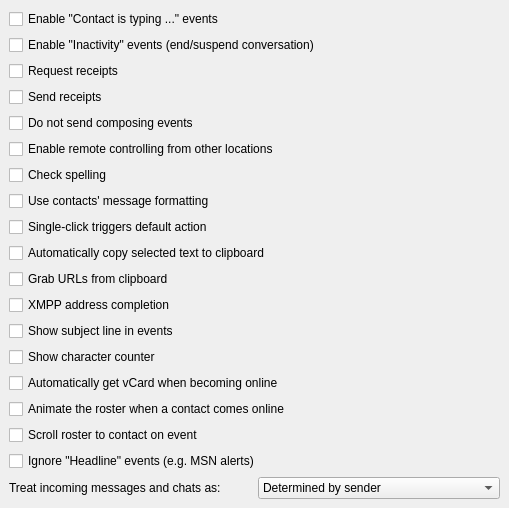
First picture: the form in src/options/opt_advanced.ui, repository psi-im/psi, before the edit.
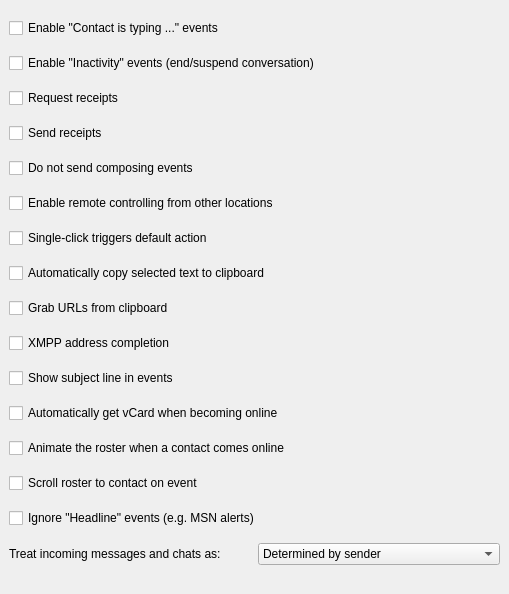
Second picture: the form after the edit.

What changed in the file:
```diff
--- a/src/options/opt_advanced.ui
+++ b/src/options/opt_advanced.ui
@@ -1,24 +1,33 @@
 <ui version="4.0" >
  <class>OptAdvanced</class>
- <widget class="QWidget" name="OptAdvanced" >
-  <property name="geometry" >
+ <widget class="QWidget" name="OptAdvanced">
+  <property name="geometry">
    <rect>
     <x>0</x>
     <y>0</y>
     <width>509</width>
-    <height>429</height>
+    <height>594</height>
    </rect>
   </property>
   <property name="windowTitle" >
    <string>OptAdvancedUI</string>
   </property>
-  <layout class="QVBoxLayout" >
-   <property name="margin" >
-    <number>9</number>
-   </property>
-   <property name="spacing" >
+  <layout class="QVBoxLayout">
+   <property name="spacing">
     <number>6</number>
    </property>
+   <property name="leftMargin">
+    <number>9</number>
+   </property>
+   <property name="topMargin">
+    <number>9</number>
+   </property>
+   <property name="rightMargin">
+    <number>9</number>
+   </property>
+   <property name="bottomMargin">
+    <number>9</number>
+   </property>
    <item>
     <widget class="QCheckBox" name="ck_messageevents" >
      <property name="text" >
@@ -65,22 +74,8 @@
     </widget>
    </item>
    <item>
-    <widget class="QCheckBox" name="ck_spell" >
-     <property name="text" >
-      <string>Check spelling</string>
-     </property>
-    </widget>
-   </item>
-   <item>
-    <widget class="QCheckBox" name="ck_contactsMessageFormatting" >
-     <property name="text" >
-      <string>Use contacts' message formatting</string>
-     </property>
-    </widget>
-   </item>
-   <item>
-    <widget class="QCheckBox" name="ck_singleclick" >
-     <property name="text" >
+    <widget class="QCheckBox" name="ck_singleclick">
+     <property name="text">
       <string>Single-click triggers default action</string>
      </property>
     </widget>
@@ -114,15 +109,8 @@
     </widget>
    </item>
    <item>
-    <widget class="QCheckBox" name="ck_showCounter" >
-     <property name="text" >
-      <string>Show character counter</string>
-     </property>
-    </widget>
-   </item>
-   <item>
-    <widget class="QCheckBox" name="ck_autoVCardOnLogin" >
-     <property name="text" >
+    <widget class="QCheckBox" name="ck_autoVCardOnLogin">
+     <property name="text">
       <string>Automatically get vCard when becoming online</string>
      </property>
     </widget>
@@ -149,13 +137,22 @@
     </widget>
    </item>
    <item>
-    <layout class="QHBoxLayout" >
-     <property name="margin" >
-      <number>0</number>
-     </property>
-     <property name="spacing" >
+    <layout class="QHBoxLayout">
+     <property name="spacing">
       <number>6</number>
      </property>
+     <property name="leftMargin">
+      <number>0</number>
+     </property>
+     <property name="topMargin">
+      <number>0</number>
+     </property>
+     <property name="rightMargin">
+      <number>0</number>
+     </property>
+     <property name="bottomMargin">
+      <number>0</number>
+     </property>
      <item>
       <widget class="QLabel" name="TextLabel2" >
        <property name="text" >
@@ -191,7 +188,7 @@
    </item>
   </layout>
  </widget>
- <layoutdefault spacing="6" margin="11" />
+ <layoutdefault spacing="6" margin="11"/>
  <resources/>
  <connections/>
 </ui>
```
Left out of the diff: 73 changed lines with no effect on the pictures.
